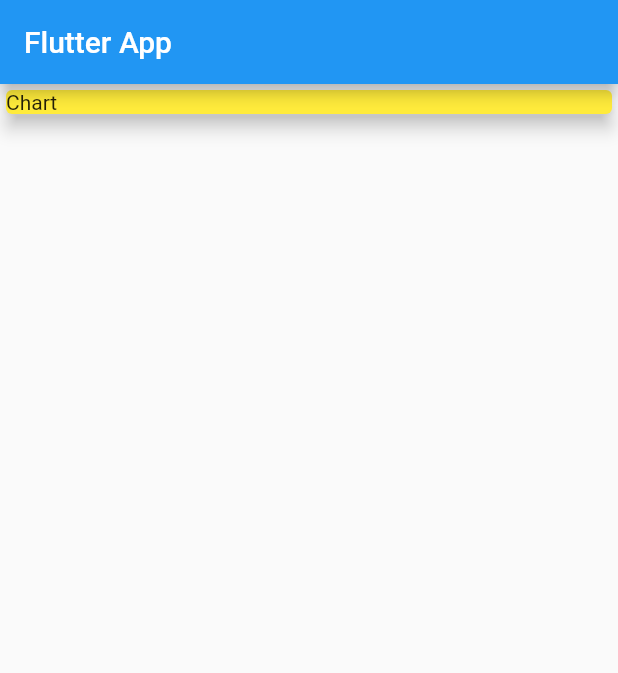
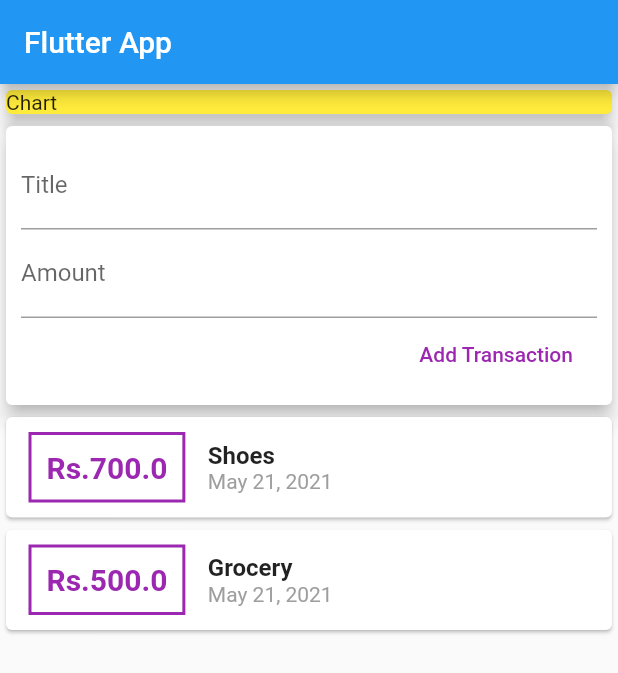
Before and after one commit to ShivamRajSingh/Expenses-App, a Flutter app: the screen it shows after launch, on a phone screen of 412 x 824 dp. Shown: the top 673 px of the screen. Run offline on Flutter 3.47's test engine with Material 2 defaults, Android fonts, the phone set to English and light mode, and no system bars.

```diff
--- a/lib/main.dart
+++ b/lib/main.dart
@@ -33,6 +33,7 @@ class MyHomePage extends StatelessWidget {
               elevation: 5,
             ),
           ),
+          UserTransactions(),
         ],
       ),
     );
--- a/lib/widgets/new_transaction.dart
+++ b/lib/widgets/new_transaction.dart
@@ -3,6 +3,10 @@ import 'package:flutter/material.dart';
 class NewTransaction extends StatelessWidget {
   final titleController = TextEditingController();
   final amountController = TextEditingController();
+
+  final Function addNewTransaction;
+
+  NewTransaction(this.addNewTransaction);
 
   @override
   Widget build(BuildContext context) {
@@ -25,8 +29,10 @@ class NewTransaction extends StatelessWidget {
             ),
             FlatButton(
               onPressed: () {
-                print(titleController.text);
-                print(amountController.text);
+                addNewTransaction(
+                  titleController.text,
+                  double.parse(amountController.text),
+                );
               },
               child: Text('Add Transaction'),
               textColor: Colors.purple,
--- a/lib/widgets/transaction_list.dart
+++ b/lib/widgets/transaction_list.dart
@@ -2,12 +2,17 @@ import 'package:flutter/material.dart';
 import 'package:intl/intl.dart';
 
 import '../models/transaction.dart';
+import './user_transactions.dart';
 
 class TransactionList extends StatelessWidget {
+  List <Transaction> transactions;
+
+  TransactionList(this.transactions);
+
   @override
   Widget build(BuildContext context) {
     return Column(
-      children: _userTransactions.map((tx) {
+      children: transactions.map((tx) {
         return Card(
           child: Row(
             children: [
--- a/lib/widgets/user_transactions.dart
+++ b/lib/widgets/user_transactions.dart
@@ -24,13 +24,25 @@ class _UserTransactionsState extends State<UserTransactions> {
       date: DateTime.now(),
     ),
   ];
+  void _addNewTransaction(String title, double amount) {
+    final newTx = Transaction(
+      amount: amount,
+      title: title,
+      date: DateTime.now(),
+      id: DateTime.now().toString(),
+    );
+
+    setState(() {
+      _userTransactions.add(newTx);
+    });
+  }
 
   @override
   Widget build(BuildContext context) {
     return Column(
       children: [
-        NewTransaction(),
-        TransactionList(),
+        NewTransaction(_addNewTransaction),
+        TransactionList(_userTransactions),
       ],
     );
   }
```
